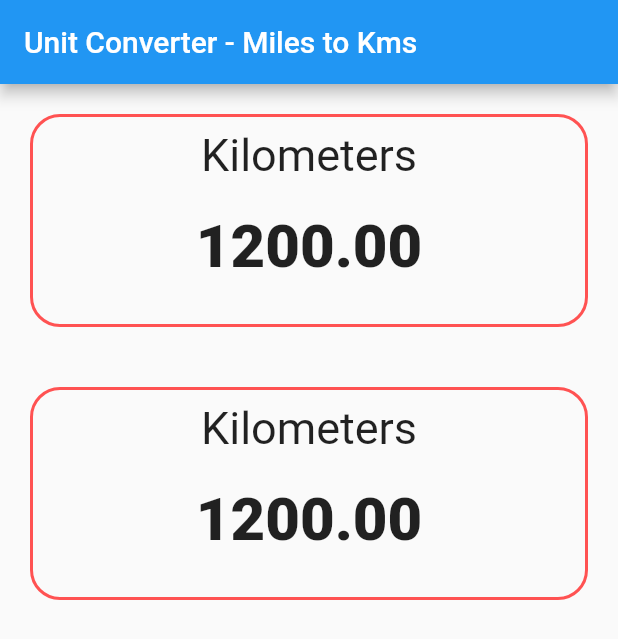
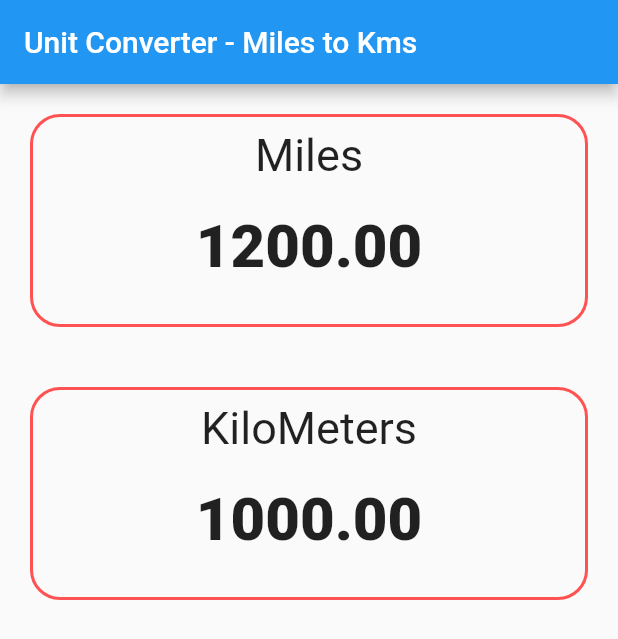
Before and after one commit to lokeshramamoorthi/anyconverter, a Flutter app: the screen it shows after launch, on a phone screen of 412 x 824 dp. Shown: the top 639 px of the screen. Run offline on Flutter 3.47's test engine with Material 2 defaults, Android fonts, the phone set to English and light mode, and no system bars.

Commit message:
Edited conversion screen

```diff
--- a/lib/screens/coversionscreen.dart
+++ b/lib/screens/coversionscreen.dart
@@ -14,8 +14,14 @@ class ConversionScreen extends StatelessWidget {
             mainAxisAlignment: MainAxisAlignment.start,
             crossAxisAlignment: CrossAxisAlignment.stretch,
             children: [
-              DisplayUnitBox(),
-              DisplayUnitBox(),
+              DisplayUnitBox(
+                unitName: "Miles",
+                unitValue: "1200.00",
+              ),
+              DisplayUnitBox(
+                unitName: "KiloMeters",
+                unitValue: "1000.00",
+              ),
             ],
           ),
         ),
@@ -25,7 +31,10 @@ class ConversionScreen extends StatelessWidget {
 }
 
 class DisplayUnitBox extends StatelessWidget {
-  const DisplayUnitBox({Key? key}) : super(key: key);
+  String unitName = "";
+  String unitValue = "";
+
+  DisplayUnitBox({required this.unitName, required this.unitValue});
 
   @override
   Widget build(BuildContext context) {
@@ -42,13 +51,13 @@ class DisplayUnitBox extends StatelessWidget {
         child: Column(
           children: [
             Text(
-              "Kilometers",
+              this.unitName,
               style: TextStyle(fontSize: 30.0),
             ),
             Container(
               padding: EdgeInsets.all(20.0),
               child: Text(
-                "1200.00",
+                this.unitValue,
                 style: TextStyle(
                   fontSize: 40.0,
                   fontWeight: FontWeight.w900,
```
